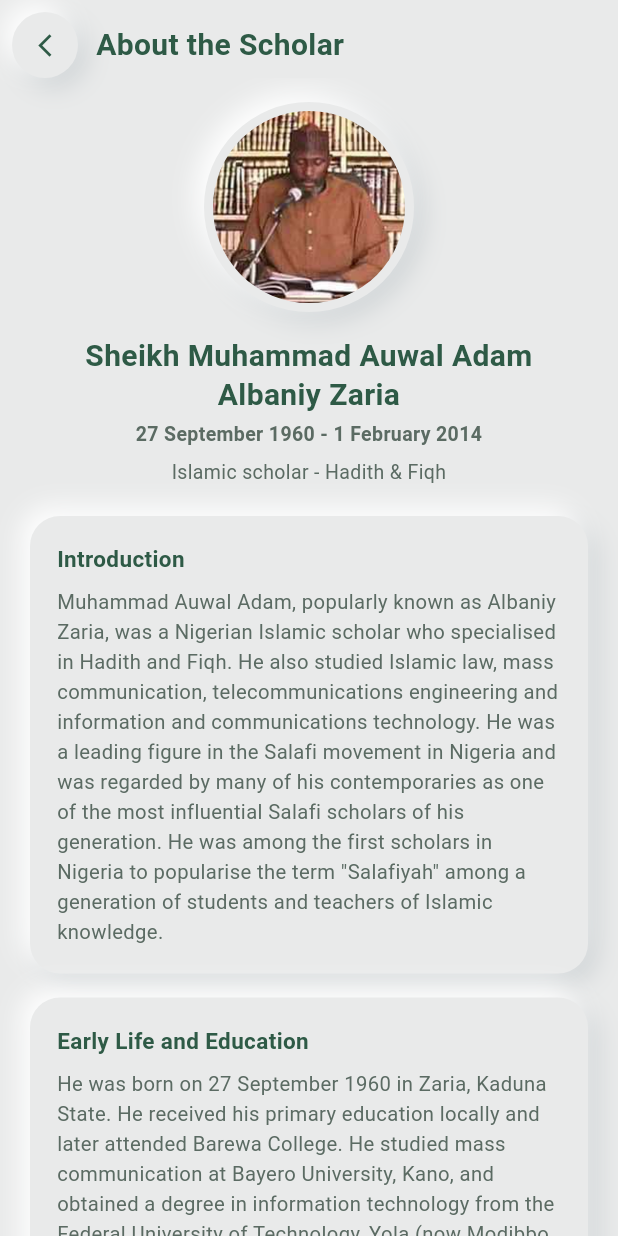
After one commit to Cyberboyone/AlbaniyZaria3, a Flutter app: the AboutScholarScreen screen opened directly, on a phone screen of 412 x 824 dp. The commit adds this screen. Run offline on Flutter 3.47's test engine with Material 3 defaults, Android fonts, the phone set to English and light mode, and no system bars; our stand-ins replace just_audio, just_audio_background, shared_preferences; accounts and stored records are empty.

Commit message:
Add About Scholar page, remove green from launcher icon, bump to 1.0.2+3

```diff
--- /dev/null
+++ b/lib/screens/about_scholar_screen.dart
@@ -0,0 +1,277 @@
+import 'package:flutter/material.dart';
+import '../theme/neumorphic.dart';
+
+/// Biography of Sheikh Muhammad Auwal Adam Albaniy Zaria (1960-2014),
+/// summarised from Wikipedia:
+/// https://en.wikipedia.org/wiki/Muhammad_Auwal_Albani_Zaria
+class AboutScholarScreen extends StatelessWidget {
+  const AboutScholarScreen({super.key});
+
+  @override
+  Widget build(BuildContext context) {
+    return Scaffold(
+      backgroundColor: AppColors.background,
+      body: SafeArea(
+        child: Column(
+          children: [
+            // Header with back button and title
+            Padding(
+              padding: const EdgeInsets.fromLTRB(8, 8, 20, 0),
+              child: Row(
+                children: [
+                  NeumorphicCircleButton(
+                    icon: Icons.arrow_back_ios_new,
+                    size: 44,
+                    iconSize: 18,
+                    onTap: () => Navigator.of(context).pop(),
+                  ),
+                  const SizedBox(width: 12),
+                  const Expanded(
+                    child: Text(
+                      'About the Scholar',
+                      style: TextStyle(
+                        fontSize: 20,
+                        fontWeight: FontWeight.bold,
+                        color: AppColors.textPrimary,
+                      ),
+                    ),
+                  ),
+                ],
+              ),
+            ),
+
+            Expanded(
+              child: SingleChildScrollView(
+                padding: const EdgeInsets.fromLTRB(20, 16, 20, 24),
+                child: Column(
+                  crossAxisAlignment: CrossAxisAlignment.stretch,
+                  children: [
+                    // Portrait
+                    Center(
+                      child: Container(
+                        padding: const EdgeInsets.all(6),
+                        decoration: BoxDecoration(
+                          shape: BoxShape.circle,
+                          color: AppColors.background,
+                          boxShadow: [
+                            BoxShadow(
+                              color:
+                                  AppColors.shadowDark.withValues(alpha: 0.55),
+                              offset: const Offset(6, 6),
+                              blurRadius: 14,
+                            ),
+                            const BoxShadow(
+                              color: AppColors.shadowLight,
+                              offset: Offset(-6, -6),
+                              blurRadius: 14,
+                            ),
+                          ],
+                        ),
+                        child: ClipOval(
+                          child: Image.asset(
+                            'assets/images/scholar_albaniy.png',
+                            width: 128,
+                            height: 128,
+                            fit: BoxFit.cover,
+                            errorBuilder: (context, error, stackTrace) {
+                              return Container(
+                                width: 128,
+                                height: 128,
+                                color: AppColors.background,
+                                child: const Icon(
+                                  Icons.person_outline,
+                                  size: 56,
+                                  color: AppColors.accent,
+                                ),
+                              );
+                            },
+                          ),
+                        ),
+                      ),
+                    ),
+
+                    const SizedBox(height: 16),
+
+                    const Center(
+                      child: Text(
+                        'Sheikh Muhammad Auwal Adam\nAlbaniy Zaria',
+                        textAlign: TextAlign.center,
+                        style: TextStyle(
+                          fontSize: 20,
+                          fontWeight: FontWeight.bold,
+                          color: AppColors.textPrimary,
+                          height: 1.3,
+                        ),
+                      ),
+                    ),
+
+                    const SizedBox(height: 4),
+
+                    const Center(
+                      child: Text(
+                        '27 September 1960 - 1 February 2014',
+                        textAlign: TextAlign.center,
+                        style: TextStyle(
+                          fontSize: 13,
+                          fontWeight: FontWeight.w600,
+                          color: AppColors.textSecondary,
+                        ),
+                      ),
+                    ),
+
+                    const SizedBox(height: 6),
+
+                    const Center(
+                      child: Text(
+                        'Islamic scholar - Hadith & Fiqh',
+                        textAlign: TextAlign.center,
+                        style: TextStyle(
+                          fontSize: 13,
+                          color: AppColors.textSecondary,
+                        ),
+                      ),
+                    ),
+
+                    const SizedBox(height: 20),
+
+                    _section(
+                      title: 'Introduction',
+                      body:
+                          'Muhammad Auwal Adam, popularly known as Albaniy '
+                          'Zaria, was a Nigerian Islamic scholar who '
+                          'specialised in Hadith and Fiqh. He also studied '
+                          'Islamic law, mass communication, telecommunications '
+                          'engineering and information and communications '
+                          'technology. He was a leading figure in the Salafi '
+                          'movement in Nigeria and was regarded by many of his '
+                          'contemporaries as one of the most influential '
+                          'Salafi scholars of his generation. He was among '
+                          'the first scholars in Nigeria to popularise the '
+                          'term "Salafiyah" among a generation of students '
+                          'and teachers of Islamic knowledge.',
+                    ),
+
+                    _section(
+                      title: 'Early Life and Education',
+                      body:
+                          'He was born on 27 September 1960 in Zaria, Kaduna '
+                          'State. He received his primary education locally '
+                          'and later attended Barewa College. He studied mass '
+                          'communication at Bayero University, Kano, and '
+                          'obtained a degree in information technology from '
+                          'the Federal University of Technology, Yola (now '
+                          'Modibbo Adama University). At the time of his death '
+                          'he was a postgraduate student in the Department of '
+                          'Electrical Engineering at Ahmadu Bello University, '
+                          'Zaria.\n\nAlongside his secular studies he devoted '
+                          'many years to the study of the Islamic sciences, '
+                          'particularly Hadith. He adopted the nickname '
+                          '"Albani" in reference to the Syrian-Albanian '
+                          'Hadith scholar Muhammad Nasiruddin al-Albani. His '
+                          'students were spread across northern Nigeria, '
+                          'especially in Kaduna, Kano, Katsina, Plateau and '
+                          'Bauchi states, as well as other parts of Nigeria '
+                          'and neighbouring West African countries.',
+                    ),
+
+                    _section(
+                      title: 'Career and Activities',
+                      body:
+                          'He established and led the Daarul Hadeethis-Salafiyyah '
+                          'school and the Markazu-Salafiyya centre in Tudun '
+                          'Wada, Zaria, and founded the Albaniy Science Academy '
+                          'in the Gaskiya layout of Zaria. He delivered regular '
+                          'weekly lectures and annual Tafsir sessions, focusing '
+                          'on Hadith and the interpretation of the Qur\u2019an '
+                          'according to the understanding of the early '
+                          'generations of Muslims (the salaf).\n\nHe combined '
+                          'his religious teaching with professional work in '
+                          'information technology and telecommunications, and '
+                          'was known for travelling to other states in northern '
+                          'Nigeria and occasionally to neighbouring countries '
+                          'to deliver lectures.',
+                    ),
+
+                    _section(
+                      title: 'Notable Works',
+                      body:
+                          'His teaching and recorded lectures focused on the '
+                          'study of authentic Hadith collections, the rejection '
+                          'of religious innovations (bid\u2019ah), and the '
+                          'promotion of a Salafi understanding of Islam. '
+                          'Recordings of his lessons on Sahih al-Bukhari and '
+                          'other classical texts - including the Qurdubi '
+                          'lessons featured in this app - remain widely '
+                          'circulated among his students and listeners.',
+                    ),
+
+                    _section(
+                      title: 'Death',
+                      body:
+                          'On the evening of 1 February 2014, after delivering '
+                          'his regular Tafsir lecture at Markazu-Salafiyya in '
+                          'Tudun Wada, Zaria, he was attacked by gunmen near '
+                          'Magume junction while driving home with his family. '
+                          'He was shot and later pronounced dead at St. Luke '
+                          'Hospital in Wusasa, Zaria, at the age of 53. One of '
+                          'his wives and one of his sons also died in the '
+                          'attack. The Boko Haram leader Abubakar Shekau later '
+                          'claimed responsibility for the killing. May Allah '
+                          'have mercy upon him.',
+                    ),
+
+                    const SizedBox(height: 8),
+
+                    const Center(
+                      child: Text(
+                        'Source: Wikipedia - Muhammad Auwal Albani Zaria',
+                        textAlign: TextAlign.center,
+                        style: TextStyle(
+                          fontSize: 11,
+                          fontStyle: FontStyle.italic,
+                          color: AppColors.textSecondary,
+                        ),
+                      ),
+                    ),
+                  ],
+                ),
+              ),
+            ),
+          ],
+        ),
+      ),
+    );
+  }
+
+  Widget _section({required String title, required String body}) {
+    return Padding(
+      padding: const EdgeInsets.only(bottom: 16),
+      child: Neumorphic(
+        borderRadius: 20,
+        padding: const EdgeInsets.all(18),
+        child: Column(
+          crossAxisAlignment: CrossAxisAlignment.start,
+          children: [
+            Text(
+              title,
+              style: const TextStyle(
+                fontSize: 15,
+                fontWeight: FontWeight.bold,
+                color: AppColors.accent,
+              ),
+            ),
+            const SizedBox(height: 8),
+            Text(
+              body,
+              style: const TextStyle(
+                fontSize: 13.5,
+                height: 1.5,
+                color: AppColors.textSecondary,
+              ),
+            ),
+          ],
+        ),
+      ),
+    );
+  }
+}
--- a/lib/screens/home_screen.dart
+++ b/lib/screens/home_screen.dart
@@ -2,6 +2,7 @@ import 'dart:io';
 import 'package:flutter/foundation.dart';
 import 'package:flutter/material.dart';
 import 'package:flutter/services.dart';
+import 'about_scholar_screen.dart';
 import '../data/sample_lessons.dart';
 import '../models/lesson.dart';
 import '../services/duration_service.dart';
@@ -88,7 +89,17 @@ class _HomeScreenState extends State<HomeScreen> {
                       ],
                     ),
                   ),
-                  ClipOval(
+                  GestureDetector(
+                    onTap: () {
+                      Navigator.of(context).push(
+                        MaterialPageRoute(
+                            builder: (_) => const AboutScholarScreen()),
+                      );
+                    },
+                    child: Tooltip(
+                      message: 'About the Scholar',
+                      triggerMode: TooltipTriggerMode.longPress,
+                      child: ClipOval(
                         child: Image.asset(
                           'assets/images/scholar_albaniy.png',
                           width: 48,
@@ -101,6 +112,8 @@ class _HomeScreenState extends State<HomeScreen> {
                               iconSize: 22,
                             );
                           },
+                        ),
+                      ),
                     ),
                   ),
                 ],
--- a/pubspec.yaml
+++ b/pubspec.yaml
@@ -1,7 +1,7 @@
 name: albaniy_audio_app
 description: Offline audio lessons app for Shaikh Albaniy Zaria Qurdubi.
 publish_to: 'none'
-version: 1.0.0+1
+version: 1.0.2+3
 
 environment:
   sdk: '>=3.3.0 <4.0.0'
@@ -29,8 +29,8 @@ flutter_launcher_icons:
   android: true
   ios: true
   image_path: "assets/images/scholar_albaniy.png"
-  adaptive_icon_background: "#2E5A46"
-  adaptive_icon_foreground: "assets/images/scholar_albaniy.png"
+  adaptive_icon_background: "assets/images/scholar_albaniy.png"
+  adaptive_icon_foreground: "assets/icons/icon_foreground_transparent.png"
 
 flutter:
   uses-material-design: true
```
Also changed, not shown: assets/icons/icon_foreground_transparent.png (added), 14 other files. Lines whose indentation alone changed are shown as unchanged.
